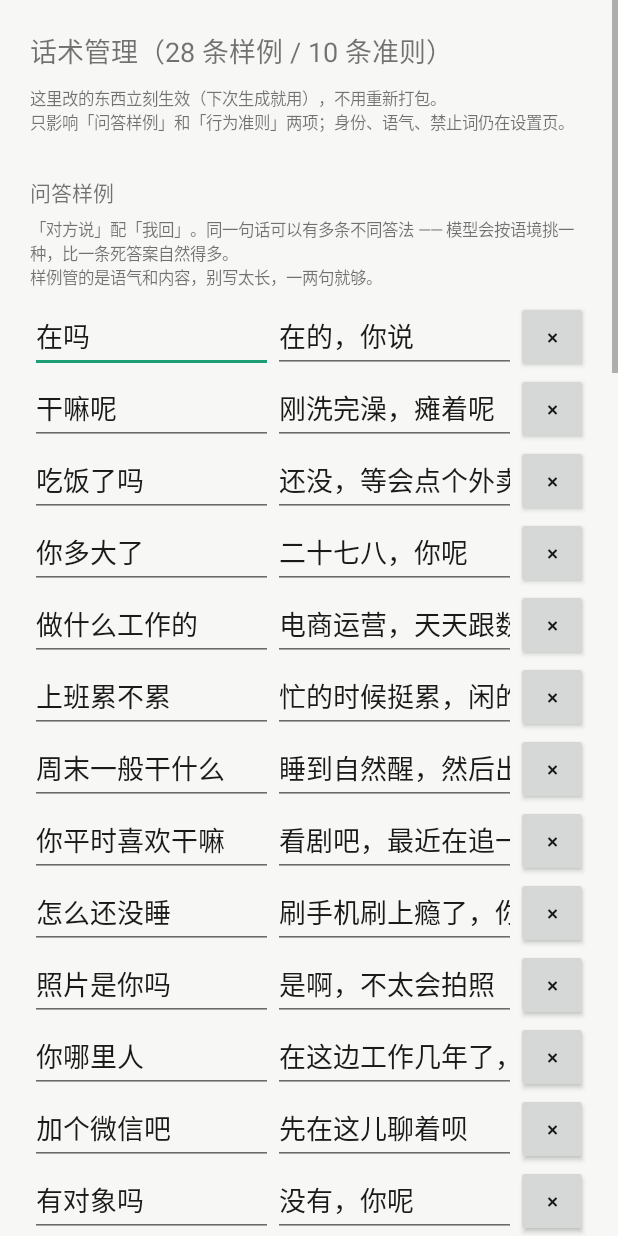
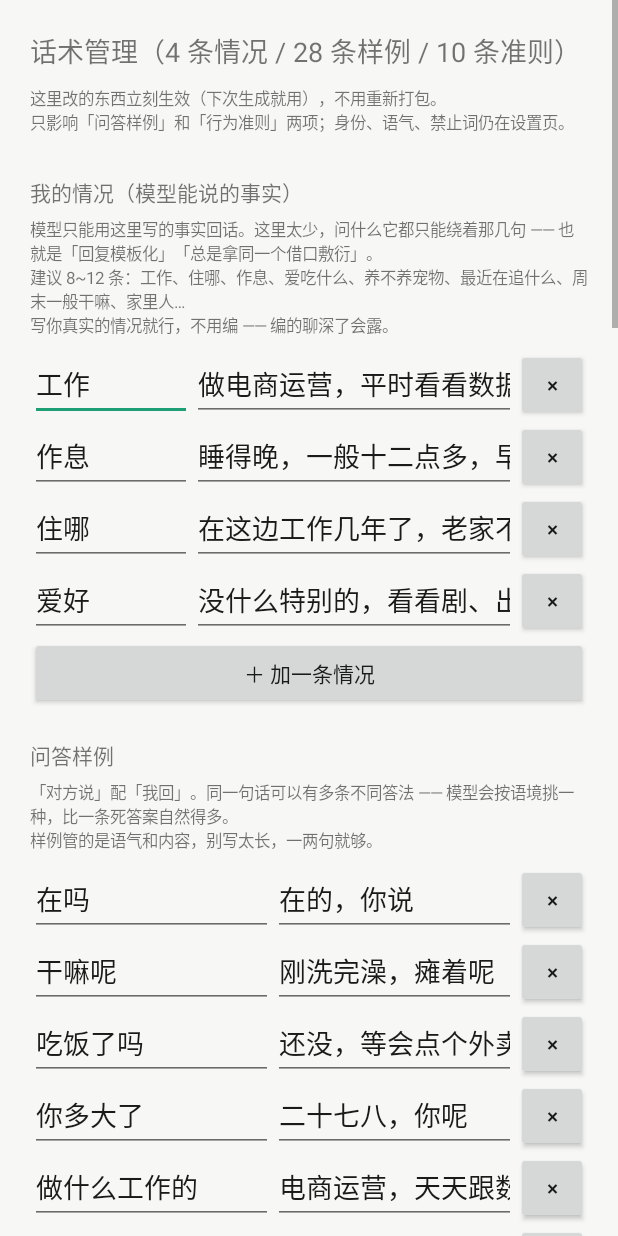
Before and after one commit to AshamedNight/FH.ideal-system, an Android app: the PersonaActivity screen opened directly, with no data from a screen before it, on a phone screen of 412 x 824 dp. Run offline under Robolectric (Android 15) with nearby library versions, the phone set to English and light mode, and no system bars; pictures from the network do not load.

Commit message:
三处：时间从 system 移到 user（system 变动会让整段缓存失效）；回复长度跟随对方消息长度（对方说长段才允许回长）；话术管理页加「我的情况」可编辑（knowledge 直接决定模板化与否）

```diff
--- a/app/src/main/java/com/autoreply/app/core/persona/PersonaLoader.kt
+++ b/app/src/main/java/com/autoreply/app/core/persona/PersonaLoader.kt
@@ -30,6 +30,7 @@ object PersonaLoader {
         val merged = builtin.persona.copy(
             fewShot = ov.fewShot ?: builtin.persona.fewShot,
             rules = ov.rules ?: builtin.persona.rules,
+            knowledge = ov.knowledge ?: builtin.persona.knowledge,
         )
         return Loaded(merged, builtin.source + " + 本地编辑")
     }
--- a/app/src/main/java/com/autoreply/app/ui/PersonaActivity.kt
+++ b/app/src/main/java/com/autoreply/app/ui/PersonaActivity.kt
@@ -12,6 +12,7 @@ import android.widget.TextView
 import android.widget.Toast
 import com.autoreply.app.core.AppConfig
 import com.autoreply.app.core.persona.FewShot
+import com.autoreply.app.core.persona.KnowledgeItem
 import com.autoreply.app.core.persona.PersonaLoader
 import com.autoreply.app.core.persona.PersonaStore
 
@@ -33,13 +34,17 @@ class PersonaActivity : Activity() {
 
     private lateinit var shotList: LinearLayout
     private lateinit var ruleList: LinearLayout
+    private lateinit var knowledgeList: LinearLayout
     private lateinit var titleView: TextView
 
     private class ShotRow(val q: EditText, val a: EditText, val container: LinearLayout)
     private class RuleRow(val text: EditText, val container: LinearLayout)
 
+    private class KnowledgeRow(val topic: EditText, val answer: EditText, val container: LinearLayout)
+
     private val shots = ArrayList<ShotRow>()
     private val rules = ArrayList<RuleRow>()
+    private val knowledge = ArrayList<KnowledgeRow>()
 
     override fun onCreate(savedInstanceState: Bundle?) {
         super.onCreate(savedInstanceState)
@@ -57,6 +62,21 @@ class PersonaActivity : Activity() {
                     "只影响「问答样例」和「行为准则」两项；身份、语气、禁止词仍在设置页。"
             )
         )
+
+        // ---- 我的情况 ----
+        content.addView(section("我的情况（模型能说的事实）"))
+        content.addView(
+            note(
+                "模型只能用这里写的事实回话。这里太少，问什么它都只能绕着那几句 —— " +
+                    "也就是「回复模板化」「总是拿同一个借口敷衍」。\n" +
+                    "建议 8~12 条：工作、住哪、作息、爱吃什么、养不养宠物、最近在追什么、" +
+                    "周末一般干嘛、家里人…\n" +
+                    "写你真实的情况就行，不用编 —— 编的聊深了会露。"
+            )
+        )
+        knowledgeList = LinearLayout(this).apply { orientation = LinearLayout.VERTICAL }
+        content.addView(knowledgeList)
+        content.addView(ghostButton("＋ 加一条情况") { addKnowledgeRow("", "") })
 
         // ---- 问答样例 ----
         content.addView(section("问答样例"))
@@ -115,6 +135,10 @@ class PersonaActivity : Activity() {
     private fun loadCurrent() {
         val persona = PersonaLoader.resolve(this, AppConfig(this)).persona
 
+        knowledge.clear()
+        knowledgeList.removeAllViews()
+        persona.knowledge.forEach { addKnowledgeRow(it.topic, it.answer) }
+
         shots.clear()
         shotList.removeAllViews()
         persona.fewShot.forEach { addShotRow(it.q, it.a) }
@@ -124,7 +148,7 @@ class PersonaActivity : Activity() {
         ruleList.removeAllViews()
         persona.rules.forEach { addRuleRow(it) }
 
-        titleView.text = "话术管理（${persona.fewShot.size} 条样例 / ${persona.rules.size} 条准则）"
+        titleView.text = "话术管理（${persona.knowledge.size} 条情况 / ${persona.fewShot.size} 条样例 / ${persona.rules.size} 条准则）"
     }
 
     private fun save() {
@@ -143,9 +167,19 @@ class PersonaActivity : Activity() {
             return
         }
 
-        val ok = PersonaStore.save(this, fewShot, ruleTexts)
+        val items = knowledge.mapNotNull {
+            val topic = it.topic.text.toString().trim()
+            val answer = it.answer.text.toString().trim()
+            if (topic.isEmpty() || answer.isEmpty()) null else KnowledgeItem(topic, listOf(topic), answer)
+        }
+
+        val ok = PersonaStore.save(this, fewShot, ruleTexts, items)
         if (ok) {
-            Toast.makeText(this, "已保存（${fewShot.size} 条样例 / ${ruleTexts.size} 条准则）", Toast.LENGTH_SHORT).show()
+            Toast.makeText(
+                this,
+                "已保存（${items.size} 条情况 / ${fewShot.size} 条样例 / ${ruleTexts.size} 条准则）",
+                Toast.LENGTH_SHORT,
+            ).show()
             finish()
         } else {
             Toast.makeText(this, "保存失败：写不进 filesDir", Toast.LENGTH_LONG).show()
@@ -187,6 +221,35 @@ class PersonaActivity : Activity() {
         row.addView(del, LinearLayout.LayoutParams(dp(48), ViewGroup.LayoutParams.WRAP_CONTENT))
         shotList.addView(row)
         shots.add(ShotRow(qEt, aEt, row))
+    }
+
+    private fun addKnowledgeRow(topic: String, answer: String) {
+        val row = LinearLayout(this).apply {
+            orientation = LinearLayout.HORIZONTAL
+            gravity = Gravity.CENTER_VERTICAL
+        }
+        val topicEt = EditText(this).apply {
+            setText(topic)
+            hint = "哪方面（工作/住哪/爱吃）"
+            setSingleLine()
+        }
+        val answerEt = EditText(this).apply {
+            setText(answer)
+            hint = "具体怎么说"
+            setSingleLine()
+        }
+        val del = Button(this).apply {
+            this.text = "×"
+            setOnClickListener {
+                knowledge.firstOrNull { it.topic === topicEt }?.let { knowledge.remove(it) }
+                knowledgeList.removeView(row)
+            }
+        }
+        row.addView(topicEt, LinearLayout.LayoutParams(0, ViewGroup.LayoutParams.WRAP_CONTENT, 1f))
+        row.addView(answerEt, LinearLayout.LayoutParams(0, ViewGroup.LayoutParams.WRAP_CONTENT, 2f))
+        row.addView(del, LinearLayout.LayoutParams(dp(48), ViewGroup.LayoutParams.WRAP_CONTENT))
+        knowledgeList.addView(row)
+        knowledge.add(KnowledgeRow(topicEt, answerEt, row))
     }
 
     private fun addRuleRow(rule: String) {
```
Also changed, not shown: app/src/main/java/com/autoreply/app/core/llm/ReplyEngine.kt (+32 -8 lines), app/src/main/java/com/autoreply/app/core/persona/PersonaStore.kt (+24 -2 lines).
